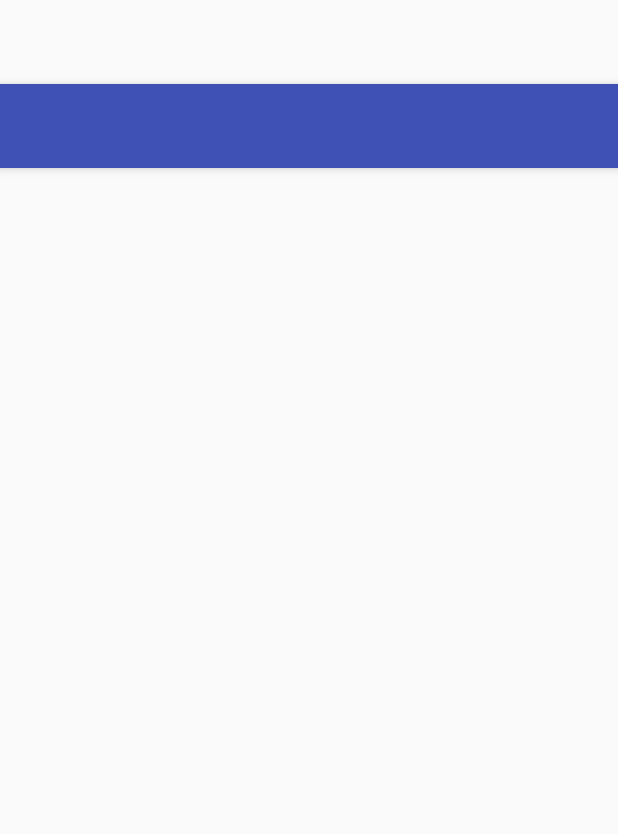
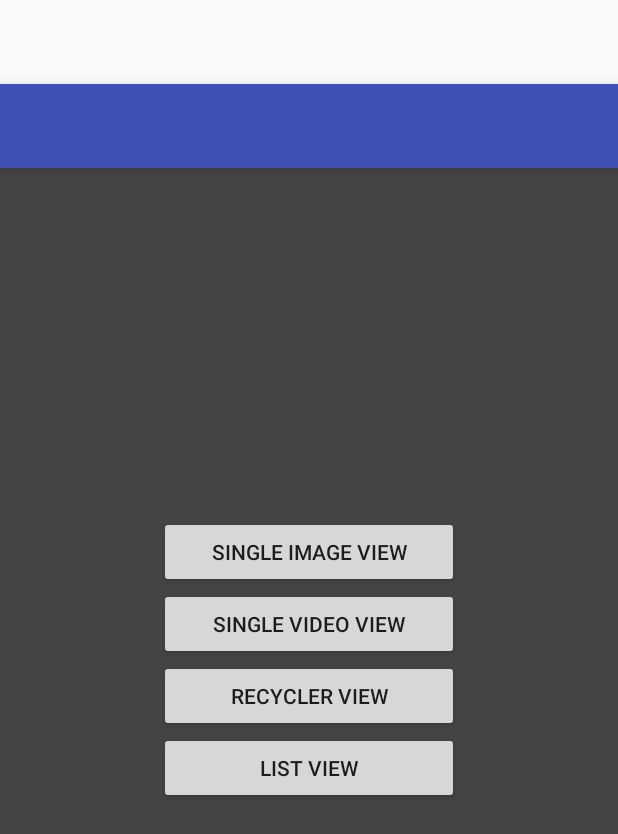
Before and after one commit to nickwph/proxyview, an Android app: the layout activity_main.xml on its own in the app's theme, with its tools: preview values and no code run, on a phone screen of 412 x 824 dp. Shown: the top 834 px of the screen. Run offline under Robolectric (Android 15) with nearby library versions, the phone set to English and light mode, and no system bars.

```diff
--- a/demo/src/main/java/com/nicholasworkshop/proxyview/demo/fragment/ListViewFragment.java
+++ b/demo/src/main/java/com/nicholasworkshop/proxyview/demo/fragment/ListViewFragment.java
@@ -22,7 +22,8 @@ import static com.nicholasworkshop.proxyview.MetricUtils.getPxFromDp;
 public class ListViewFragment extends ListFragment {
 
     private static final String TITLE = "List View Demo";
-    private static final String IMAGE_1 = "http://goo.gl/BhK1vP";
+    private static final String IMAGE_1 = "http://www.sample-videos.com/audio/mp3/wave.mp3";
+    private static final String VIDEO_1 = "http://www.sample-videos.com/video/mp4/720/big_buck_bunny_720p_5mb.mp4";
 
     private static final int TYPE_IMAGE = 0;
     private static final int TYPE_VIDEO = 1;
--- a/demo/src/main/java/com/nicholasworkshop/proxyview/demo/fragment/VideoViewFragment.java
+++ b/demo/src/main/java/com/nicholasworkshop/proxyview/demo/fragment/VideoViewFragment.java
@@ -49,7 +49,7 @@ public class VideoViewFragment extends Fragment {
         });
 
         container.addView(proxyView);
-        videoView.setVideoURI(Uri.parse("http://r8---sn-p5qlsu7z.googlevideo.com/videoplayback?sparams=dur,expire,id,initcwndbps,ip,ipbits,itag,lmt,mime,mm,mn,ms,mv,nh,pl,ratebypass,source,upn&key=cms1&mime=video%2Fmp4&fexp=9406994%2C9407117%2C9416126%2C9417703%2C9420452%2C9422596%2C9423661%2C9423662%2C9424005%2C9427317%2C9427892%2C9427977%2C9428247%2C9428309%2C9428424%2C9428464%2C9428732&expire=1455398156&dur=596.497&lmt=1429515542551690&signature=21AB688922F91AC2D31D09EA08804C06415F5647.52636A1372460CB242BC5ABB37EAC0D1F0D3ECAE&ip=72.69.70.14&id=5d218157378151b9&ipbits=0&upn=fUbncO4w6h8&pl=24&itag=22&source=youtube&ratebypass=yes&sver=3&title=Big+Buck+Bunny+animation+(1080p+HD)&req_id=14d6b1a4b123a3ee&redirect_counter=2&cms_redirect=yes&mm=26&mn=sn-p5qlsu7z&ms=tsu&mt=1455387020&mv=u"));
+        videoView.setVideoURI(Uri.parse("http://www.sample-videos.com/video/mp4/720/big_buck_bunny_720p_5mb.mp4"));
         videoView.setMediaController(new MediaController(view.getContext()));
         videoView.start();
     }
--- a/demo/src/main/res/layout/activity_main.xml
+++ b/demo/src/main/res/layout/activity_main.xml
@@ -9,6 +9,7 @@
         android:layout_width="match_parent"
         android:layout_height="wrap_content"
         android:theme="@style/AppTheme.AppBarOverlay">
+
         <android.support.v7.widget.Toolbar
             android:id="@+id/toolbar"
             android:layout_width="match_parent"
@@ -16,6 +17,39 @@
             android:background="?attr/colorPrimary"
             app:popupTheme="@style/AppTheme.PopupOverlay"/>
     </android.support.design.widget.AppBarLayout>
+
+    <LinearLayout
+        android:layout_width="match_parent"
+        android:layout_height="match_parent"
+        android:background="#444444"
+        android:gravity="center"
+        android:orientation="vertical">
+
+        <Button
+            android:id="@+id/single_image_view"
+            android:layout_width="200dp"
+            android:layout_height="wrap_content"
+            android:text="Single Image View"/>
+
+        <Button
+            android:id="@+id/single_video_view"
+            android:layout_width="200dp"
+            android:layout_height="wrap_content"
+            android:text="Single Video View"/>
+
+        <Button
+            android:id="@+id/recycler_view"
+            android:layout_width="200dp"
+            android:layout_height="wrap_content"
+            android:text="Recycler View"/>
+
+        <Button
+            android:id="@+id/list_view"
+            android:layout_width="200dp"
+            android:layout_height="wrap_content"
+            android:text="List View"/>
+
+    </LinearLayout>
 
     <RelativeLayout
         android:id="@+id/content"
--- a/library/build.gradle
+++ b/library/build.gradle
@@ -25,6 +25,7 @@ android {
 }
 
 dependencies {
+    compile 'com.jakewharton.timber:timber:4.1.0'
     compile 'com.android.support:support-v4:23.1.1'
     compile 'com.android.support:support-annotations:23.1.1'
     testCompile 'junit:junit:4.12'
--- a/library/src/main/java/com/nicholasworkshop/proxyview/ActualViewWrapper.java
+++ b/library/src/main/java/com/nicholasworkshop/proxyview/ActualViewWrapper.java
@@ -117,4 +117,9 @@ public class ActualViewWrapper<ViewType extends View> extends FrameLayout {
             return (mClipBounds != null) ? new Rect(mClipBounds) : null;
         }
     }
+
+    @Override
+    protected void onDetachedFromWindow() {
+        super.onDetachedFromWindow();
+    }
 }
--- a/library/src/main/java/com/nicholasworkshop/proxyview/ProxyView.java
+++ b/library/src/main/java/com/nicholasworkshop/proxyview/ProxyView.java
@@ -20,6 +20,8 @@ import android.view.ViewGroup;
 import android.view.ViewTreeObserver;
 import android.view.WindowManager;
 import android.widget.FrameLayout;
+
+import timber.log.Timber;
 
 import static android.view.KeyEvent.ACTION_UP;
 import static android.view.KeyEvent.KEYCODE_BACK;
@@ -51,6 +53,7 @@ public class ProxyView<ViewType extends View> extends View {
 
     public ProxyView(Context context, OverlayFrameLayout overlay) {
         this(context, overlay, new ActualViewWrapper<ViewType>(context));
+        Timber.e("Context: " + context);
     }
 
     @VisibleForTesting
```
Also changed, not shown: demo/src/main/java/com/nicholasworkshop/proxyview/demo/MainActivity.java (+58 -4 lines).
